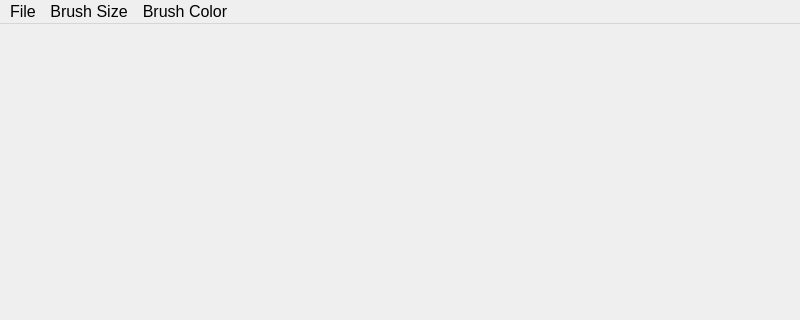
Before: the Qt Designer form mainwindow.ui in ivankn2023/Simple_Paint, drawn with Qt 5; both pictures show x 0 to 800 and y 0 to 320 of the 800 by 600 pixel window.
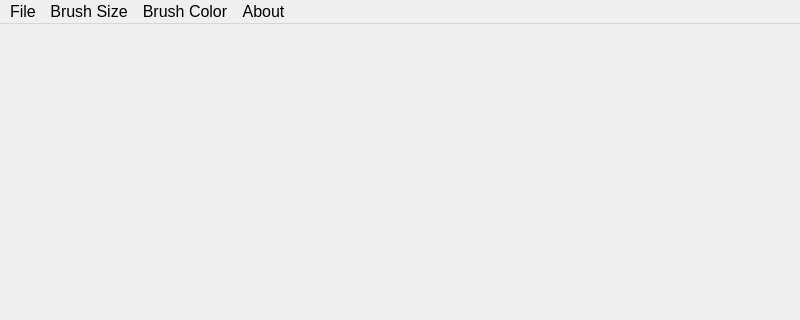
After: the same form once the commit is applied. Icons and pictures are not drawn.

Diff of the .ui file:
```diff
--- a/mainwindow.ui
+++ b/mainwindow.ui
@@ -77,9 +77,21 @@
     <addaction name="actionGreen"/>
     <addaction name="actionBlue"/>
    </widget>
+   <widget class="QMenu" name="menuAbout">
+    <property name="font">
+     <font>
+      <pointsize>12</pointsize>
+     </font>
+    </property>
+    <property name="title">
+     <string>About</string>
+    </property>
+    <addaction name="actionAbout_App"/>
+   </widget>
    <addaction name="menuFile"/>
    <addaction name="menuBrush_Size"/>
    <addaction name="menuBrush_Color"/>
+   <addaction name="menuAbout"/>
   </widget>
   <widget class="QStatusBar" name="statusbar"/>
   <action name="actionSave">
```
Left out of the diff: 16 changed lines with no effect on the pictures.
